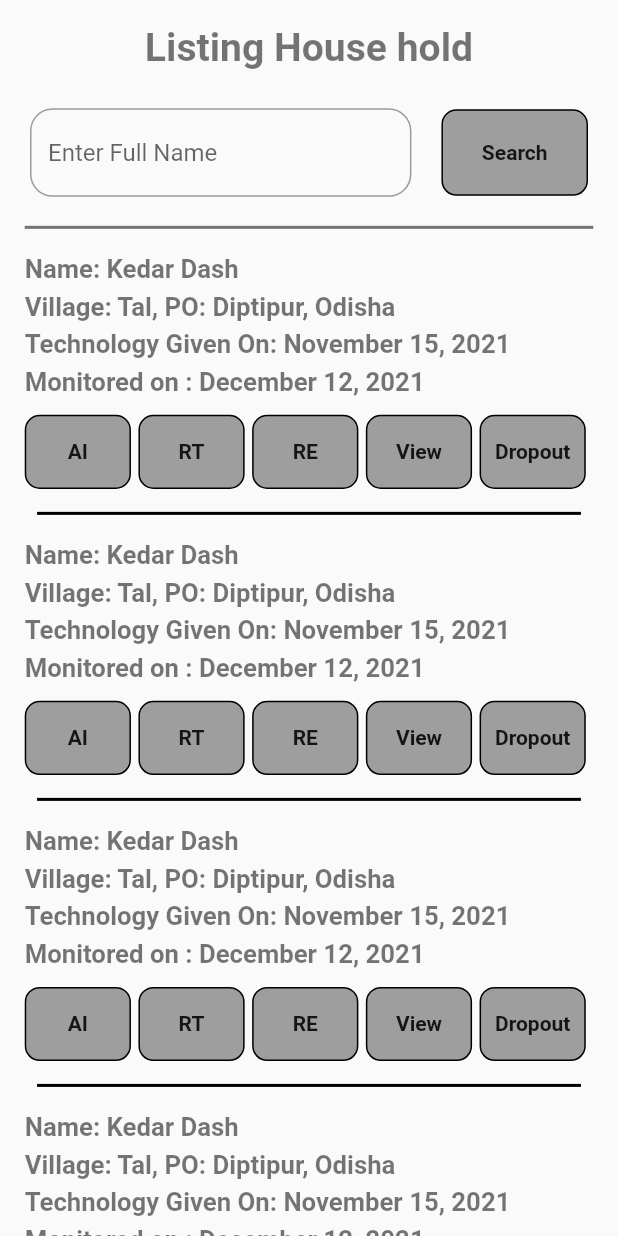
After one commit to rocksolid911/helioz, a Flutter app: the ListHouseHoldScreen screen opened directly, on a phone screen of 412 x 824 dp. The commit adds this screen. Run offline on Flutter 3.47's test engine with Material 2 defaults, Android fonts, the phone set to English and light mode, and no system bars; our stand-ins replace flutter_svg, sizer.

Commit message:
listingDone

```diff
--- a/lib/Auth/Registration/Widget/text_style.dart
+++ b/lib/Auth/Registration/Widget/text_style.dart
@@ -1,5 +1,13 @@
 import 'package:flutter/material.dart';
+import 'package:sizer/sizer.dart';
 
 TextStyle heading = TextStyle(
 fontWeight: FontWeight.bold
 );
+
+TextStyle listHouseHoldStyle = TextStyle(
+    fontWeight: FontWeight.w700,
+    fontSize: 12.5.sp,
+    color: Colors.black54
+
+);
--- /dev/null
+++ b/lib/Listing/Screen/listing_household_screen.dart
@@ -0,0 +1,264 @@
+import 'package:flutter/material.dart';
+import 'package:helioz/Auth/Registration/Widget/text_style.dart';
+import 'package:helioz/Listing/Widget/house_Hold_Widget.dart';
+import 'package:sizer/sizer.dart';
+
+class ListHouseHoldScreen extends StatefulWidget {
+  const ListHouseHoldScreen({Key? key}) : super(key: key);
+
+  @override
+  _ListHouseHoldScreenState createState() => _ListHouseHoldScreenState();
+}
+
+class _ListHouseHoldScreenState extends State<ListHouseHoldScreen> {
+  @override
+  Widget build(BuildContext context) {
+    return SafeArea(
+      child: Scaffold(
+        body: ListView(
+          children: [
+            SizedBox(
+              height: 2.h,
+            ),
+            Center(
+              child: Text(
+                "Listing House hold",
+                style: TextStyle(
+                    fontSize: 19.sp,
+                    fontWeight: FontWeight.bold,
+                    color: Colors.black54),
+              ),
+            ),
+            SizedBox(
+              height: 3.h,
+            ),
+            Row(
+              children: [
+                Expanded(
+                  flex: 5,
+                  child: Container(
+                    // height: 7.h,
+                    margin: const EdgeInsets.only(left: 20, right: 20),
+                    child: TextFormField(
+                      // validator: validateEmail(TexEd),
+                      decoration: InputDecoration(
+                        border: OutlineInputBorder(
+                          borderRadius: BorderRadius.circular(15.0),
+                        ),
+                        // labelText: 'Full Name',
+                        hintText: 'Enter Full Name',
+                      ),
+                      validator: (value) {
+                        if (value!.isEmpty) {
+                          return 'Enter Full Name';
+                        }
+                        return null;
+                      },
+                    ),
+                  ),
+                ),
+                Expanded(
+                  flex: 2,
+                  child: Container(
+                    margin: const EdgeInsets.only(right: 20),
+                    height: 7.h,
+                    // width: 15.h,
+                    // alignment: Alignment.bottomRight,
+                    decoration: BoxDecoration(
+                      border: Border.all(),
+                      color: Colors.grey,
+                      shape: BoxShape.rectangle,
+                      borderRadius: const BorderRadius.all(
+                        Radius.circular(10.0),
+                      ),
+                    ),
+                    child: Center(
+                        child: Text(
+                          "Search",
+                          style: heading,
+                        )),
+                  ),
+                ),
+              ],
+            ),
+            SizedBox(
+              height: 1.5.h,
+            ),
+            Container(
+              margin: EdgeInsets.symmetric(horizontal: 2.h),
+              child: const Divider(
+                thickness: 2,
+                color: Colors.black54,
+              ),
+            ),
+            HouseHoldContainer(),
+            HouseHoldContainer(),
+            HouseHoldContainer(),
+            HouseHoldContainer(),
+
+          ],
+        ),
+      ),
+    );
+  }
+
+//   Container HouseHoldContainer() {
+//     return Container(
+//             margin: EdgeInsets.symmetric(horizontal: 2.h),
+//             child: Column(
+//               // mainAxisAlignment: MainAxisAlignment.start,
+//               crossAxisAlignment: CrossAxisAlignment.start,
+//               children: [
+//                 const SizedBox(
+//                   height: 10,
+//                 ),
+//                 Text("Name: Kedar Dash",
+//                     textAlign: TextAlign.start, style: listHouseHoldStyle),
+//                 const SizedBox(
+//                   height: 5,
+//                 ),
+//                 Text("Village: Tal, PO: Diptipur, Odisha",
+//                     textAlign: TextAlign.start, style: listHouseHoldStyle),
+//                 const SizedBox(
+//                   height: 5,
+//                 ),
+//                 Text("Technology Given On: November 15, 2021",
+//                     textAlign: TextAlign.start, style: listHouseHoldStyle),
+//                 const SizedBox(
+//                   height: 5,
+//                 ),
+//                 Text("Monitored on : December 12, 2021",
+//                     textAlign: TextAlign.start, style: listHouseHoldStyle),
+//                 const SizedBox(
+//                   height: 12,
+//                 ),
+//                 Row(
+//                   children: [
+//                     Expanded(
+//                       flex: 2,
+//                       child: Container(
+//                         margin: const EdgeInsets.only(right: 5),
+//                         height: 6.h,
+//                         // width: 15.h,
+//                         // alignment: Alignment.bottomRight,
+//                         decoration: BoxDecoration(
+//                           border: Border.all(),
+//                           color: Colors.grey,
+//                           shape: BoxShape.rectangle,
+//                           borderRadius: const BorderRadius.all(
+//                             Radius.circular(10.0),
+//                           ),
+//                         ),
+//                         child: Center(
+//                             child: Text(
+//                           "AI",
+//                           style: heading,
+//                         )),
+//                       ),
+//                     ),
+//                     Expanded(
+//                       flex: 2,
+//                       child: Container(
+//                         margin: const EdgeInsets.only(right: 5),
+//                         height: 6.h,
+//                         // width: 15.h,
+//                         // alignment: Alignment.bottomRight,
+//                         decoration: BoxDecoration(
+//                           border: Border.all(),
+//                           color: Colors.grey,
+//                           shape: BoxShape.rectangle,
+//                           borderRadius: const BorderRadius.all(
+//                             Radius.circular(10.0),
+//                           ),
+//                         ),
+//                         child: Center(
+//                             child: Text(
+//                           "RT",
+//                           style: heading,
+//                         )),
+//                       ),
+//                     ),
+//                     Expanded(
+//                       flex: 2,
+//                       child: Container(
+//                         margin: const EdgeInsets.only(right: 5),
+//                         height: 6.h,
+//                         // width: 15.h,
+//                         // alignment: Alignment.bottomRight,
+//                         decoration: BoxDecoration(
+//                           border: Border.all(),
+//                           color: Colors.grey,
+//                           shape: BoxShape.rectangle,
+//                           borderRadius: const BorderRadius.all(
+//                             Radius.circular(10.0),
+//                           ),
+//                         ),
+//                         child: Center(
+//                             child: Text(
+//                           "RE",
+//                           style: heading,
+//                         )),
+//                       ),
+//                     ),
+//                     Expanded(
+//                       flex: 2,
+//                       child: Container(
+//                         margin: const EdgeInsets.only(right: 5),
+//                         height: 6.h,
+//                         // width: 15.h,
+//                         // alignment: Alignment.bottomRight,
+//                         decoration: BoxDecoration(
+//                           border: Border.all(),
+//                           color: Colors.grey,
+//                           shape: BoxShape.rectangle,
+//                           borderRadius: const BorderRadius.all(
+//                             Radius.circular(10.0),
+//                           ),
+//                         ),
+//                         child: Center(
+//                             child: Text(
+//                           "View",
+//                           style: heading,
+//                         )),
+//                       ),
+//                     ),
+//                     Expanded(
+//                       flex: 2,
+//                       child: Container(
+//                         margin: const EdgeInsets.only(right: 5),
+//                         height: 6.h,
+//                         // width: 15.h,
+//                         // alignment: Alignment.bottomRight,
+//                         decoration: BoxDecoration(
+//                           border: Border.all(),
+//                           color: Colors.grey,
+//                           shape: BoxShape.rectangle,
+//                           borderRadius: const BorderRadius.all(
+//                             Radius.circular(10.0),
+//                           ),
+//                         ),
+//                         child: Center(
+//                             child: Text(
+//                           "Dropout",
+//                           style: heading,
+//                         )),
+//                       ),
+//                     ),
+//                   ],
+//                 ),
+//                 SizedBox(
+//                   height: 1.h,
+//                 ),
+//                 Container(
+//                   margin: EdgeInsets.symmetric(horizontal: 2.w),
+//                   child: const Divider(
+//                     thickness: 2,
+//                     color: Colors.black,
+//                   ),
+//                 ),
+//               ],
+//             ),
+//           );
+//   }
+// }
+}
--- /dev/null
+++ b/lib/Listing/Widget/house_Hold_Widget.dart
@@ -0,0 +1,162 @@
+import 'package:flutter/material.dart';
+import 'package:helioz/Auth/Registration/Widget/text_style.dart';
+import 'package:sizer/sizer.dart';
+
+Widget HouseHoldContainer() {
+  return Container(
+    margin: EdgeInsets.symmetric(horizontal: 2.h),
+    child: Column(
+      // mainAxisAlignment: MainAxisAlignment.start,
+      crossAxisAlignment: CrossAxisAlignment.start,
+      children: [
+        const SizedBox(
+          height: 10,
+        ),
+        Text("Name: Kedar Dash",
+            textAlign: TextAlign.start, style: listHouseHoldStyle),
+        const SizedBox(
+          height: 5,
+        ),
+        Text("Village: Tal, PO: Diptipur, Odisha",
+            textAlign: TextAlign.start, style: listHouseHoldStyle),
+        const SizedBox(
+          height: 5,
+        ),
+        Text("Technology Given On: November 15, 2021",
+            textAlign: TextAlign.start, style: listHouseHoldStyle),
+        const SizedBox(
+          height: 5,
+        ),
+        Text("Monitored on : December 12, 2021",
+            textAlign: TextAlign.start, style: listHouseHoldStyle),
+        const SizedBox(
+          height: 12,
+        ),
+        Row(
+          children: [
+            Expanded(
+              flex: 2,
+              child: Container(
+                margin: const EdgeInsets.only(right: 5),
+                height: 6.h,
+                // width: 15.h,
+                // alignment: Alignment.bottomRight,
+                decoration: BoxDecoration(
+                  border: Border.all(),
+                  color: Colors.grey,
+                  shape: BoxShape.rectangle,
+                  borderRadius: const BorderRadius.all(
+                    Radius.circular(10.0),
+                  ),
+                ),
+                child: Center(
+                    child: Text(
+                  "AI",
+                  style: heading,
+                )),
+              ),
+            ),
+            Expanded(
+              flex: 2,
+              child: Container(
+                margin: const EdgeInsets.only(right: 5),
+                height: 6.h,
+                // width: 15.h,
+                // alignment: Alignment.bottomRight,
+                decoration: BoxDecoration(
+                  border: Border.all(),
+                  color: Colors.grey,
+                  shape: BoxShape.rectangle,
+                  borderRadius: const BorderRadius.all(
+                    Radius.circular(10.0),
+                  ),
+                ),
+                child: Center(
+                    child: Text(
+                  "RT",
+                  style: heading,
+                )),
+              ),
+            ),
+            Expanded(
+              flex: 2,
+              child: Container(
+                margin: const EdgeInsets.only(right: 5),
+                height: 6.h,
+                // width: 15.h,
+                // alignment: Alignment.bottomRight,
+                decoration: BoxDecoration(
+                  border: Border.all(),
+                  color: Colors.grey,
+                  shape: BoxShape.rectangle,
+                  borderRadius: const BorderRadius.all(
+                    Radius.circular(10.0),
+                  ),
+                ),
+                child: Center(
+                    child: Text(
+                  "RE",
+                  style: heading,
+                )),
+              ),
+            ),
+            Expanded(
+              flex: 2,
+              child: Container(
+                margin: const EdgeInsets.only(right: 5),
+                height: 6.h,
+                // width: 15.h,
+                // alignment: Alignment.bottomRight,
+                decoration: BoxDecoration(
+                  border: Border.all(),
+                  color: Colors.grey,
+                  shape: BoxShape.rectangle,
+                  borderRadius: const BorderRadius.all(
+                    Radius.circular(10.0),
+                  ),
+                ),
+                child: Center(
+                    child: Text(
+                  "View",
+                  style: heading,
+                )),
+              ),
+            ),
+            Expanded(
+              flex: 2,
+              child: Container(
+                margin: const EdgeInsets.only(right: 5),
+                height: 6.h,
+                // width: 15.h,
+                // alignment: Alignment.bottomRight,
+                decoration: BoxDecoration(
+                  border: Border.all(),
+                  color: Colors.grey,
+                  shape: BoxShape.rectangle,
+                  borderRadius: const BorderRadius.all(
+                    Radius.circular(10.0),
+                  ),
+                ),
+                child: Center(
+                    child: Text(
+                  "Dropout",
+                  style: heading,
+                )),
+              ),
+            ),
+          ],
+        ),
+        SizedBox(
+          height: 1.h,
+        ),
+        Container(
+          margin: EdgeInsets.symmetric(horizontal: 2.w),
+          child: const Divider(
+            thickness: 2,
+            color: Colors.black,
+          ),
+        ),
+      ],
+    ),
+  );
+}
--- a/lib/main.dart
+++ b/lib/main.dart
@@ -6,6 +6,7 @@ import 'package:sizer/sizer.dart';
 
 import 'Auth/Registration/Screen/registration_screen.dart';
 import 'Home/Pre_registration/Screen/pre_registration_screen.dart';
+import 'Listing/Screen/listing_household_screen.dart';
 
 void main() {
   runApp(const MyApp());
@@ -22,6 +23,7 @@ class MyApp extends StatelessWidget {
         debugShowCheckedModeBanner: false,
 
         // home: LoginScreen(),
+        // home: ListHouseHoldScreen(),
         home: SplashScreen(),
         onGenerateRoute: RouteGenerator.generateRoute,
       );
```
